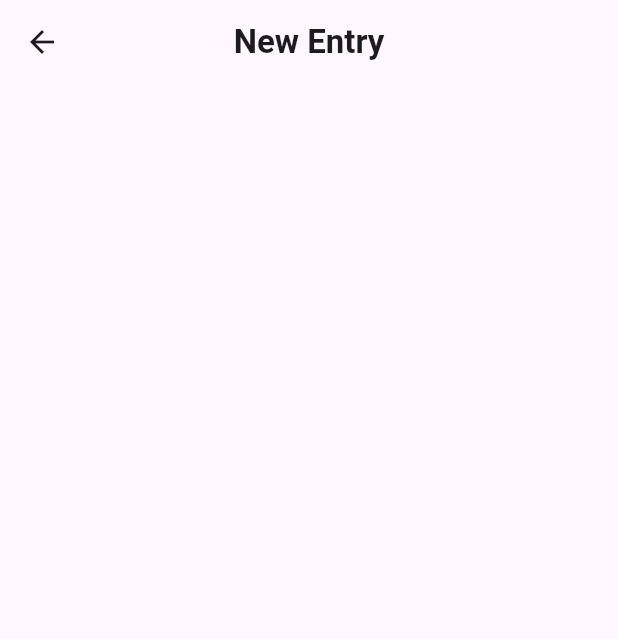
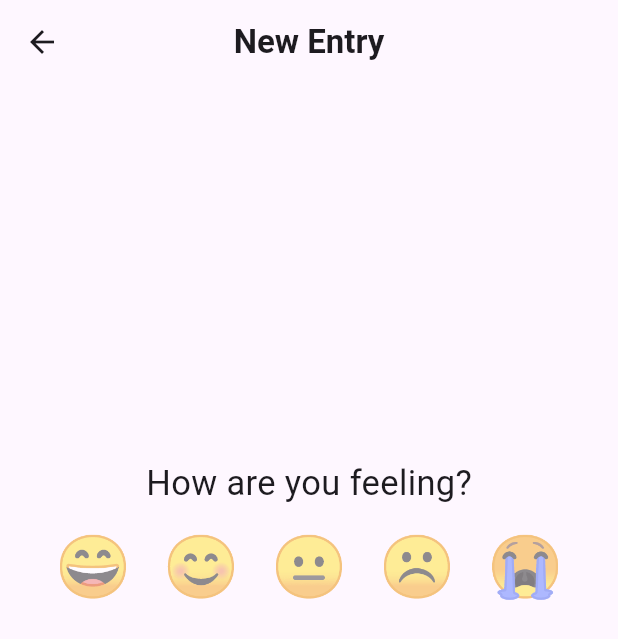
Before and after one commit to gianworks/emotiary, a Flutter app: the NewEntryScreen screen opened directly, on a phone screen of 412 x 824 dp. Shown: the top 639 px of the screen. Run offline on Flutter 3.47's test engine with Material 3 defaults, Android fonts, the phone set to English and light mode, and no system bars.

Commit message:
Implement NewEntryScreen with mood selection and navigation

```diff
--- a/lib/Screens/new_entry_screen.dart
+++ b/lib/Screens/new_entry_screen.dart
@@ -8,12 +8,66 @@ class NewEntryScreen extends StatefulWidget {
 }
 
 class _NewEntryScreenState extends State<NewEntryScreen> {
+  final PageController _pageController = PageController();
+  final Map<String, String> _moods = {
+    "😄": "Happy",
+    "😊": "Content",
+    "😐": "Neutral",
+    "☹️": "Sad",
+    "😭": "Very Sad",
+  };
+
+  String _selectedMood = "";
+
+  void _nextPage() {
+    _pageController.nextPage(
+      duration: Duration(milliseconds: 500),
+      curve: Curves.easeInOut
+    );
+  }
+
   @override
   Widget build(BuildContext context) {
     return Scaffold(
       appBar: AppBar(
+        centerTitle: true,
         title: Text("New Entry", style: TextStyle(fontWeight: FontWeight.w600)),
-        centerTitle: true
+      ),
+      body: PageView(
+        controller: _pageController,
+        scrollDirection: Axis.vertical,
+        children: <Widget> [
+          Column(
+            children: <Widget> [
+              SizedBox(height: 250),
+              Text("How are you feeling?", style: TextStyle(fontSize: 23)),
+              Padding(
+                padding: EdgeInsets.symmetric(vertical: 10, horizontal: 15),
+                child: Row(
+                  mainAxisAlignment: MainAxisAlignment.spaceEvenly,
+                  children: _moods.keys.map((emoji) {
+                    return GestureDetector(
+                      child: Opacity(
+                        opacity: _selectedMood == emoji ? 1 : 0.5,
+                        child: Text(emoji, style: TextStyle(fontSize: _selectedMood == emoji ? 50 : 40),
+                        ),
+                      ),
+                      onTap: () => setState(() => _selectedMood = emoji)
+                    );
+                  }).toList(),
+                ),
+              ),
+              if (_selectedMood.isNotEmpty) ...[
+                Text("${_moods[_selectedMood]}", style: TextStyle(fontSize: 23)),
+                SizedBox(height: 200),
+                TextButton(
+                  onPressed: _nextPage,
+                  child: Text("V", style: TextStyle(fontSize: 20, color: Color.fromARGB(130, 0, 0, 0)))
+                )
+              ]
+            ],
+          )
+        ],
       )
     );
   }
```
